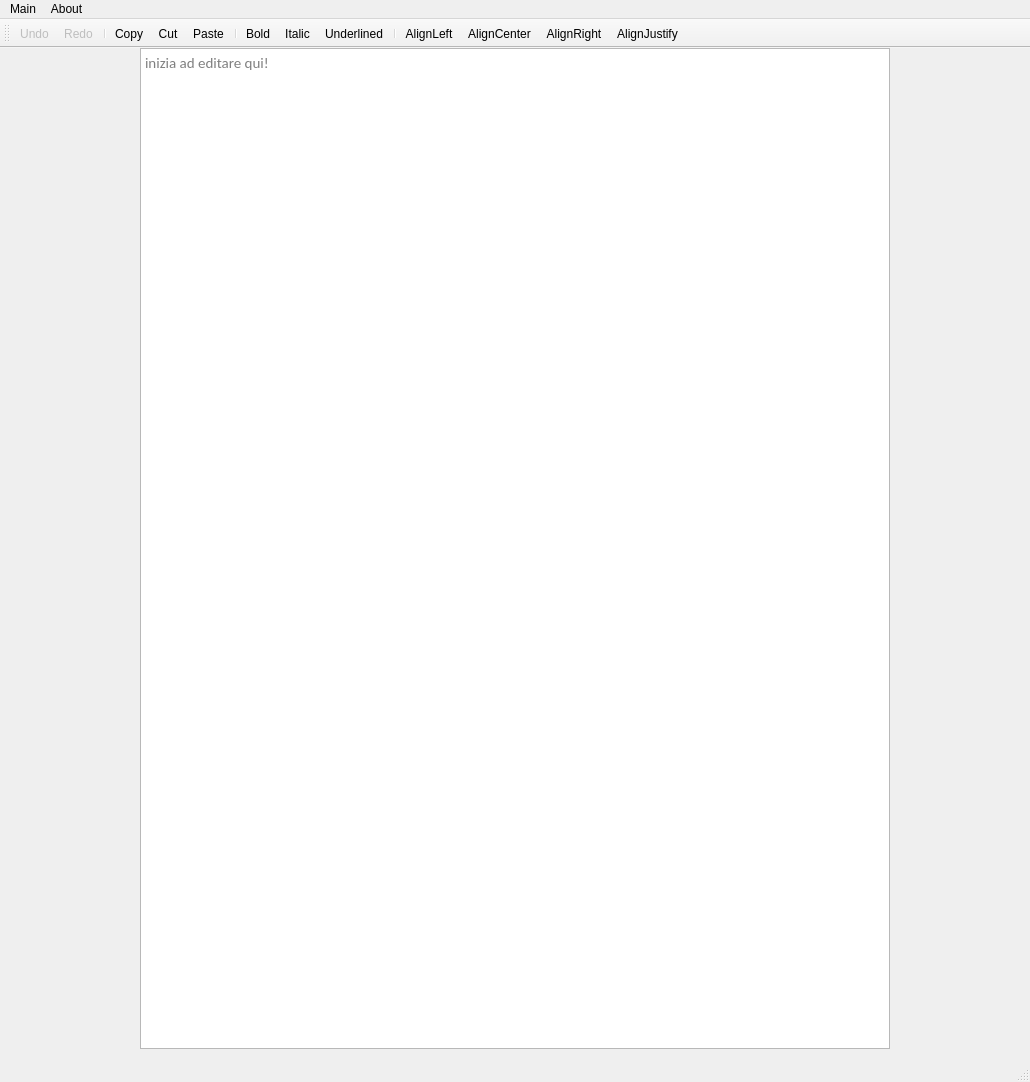
Above: PdsProject-GUI/mainwindow.ui from Grain0fSand/cooperative-online-text-editor before the change. Below: the same form after it.
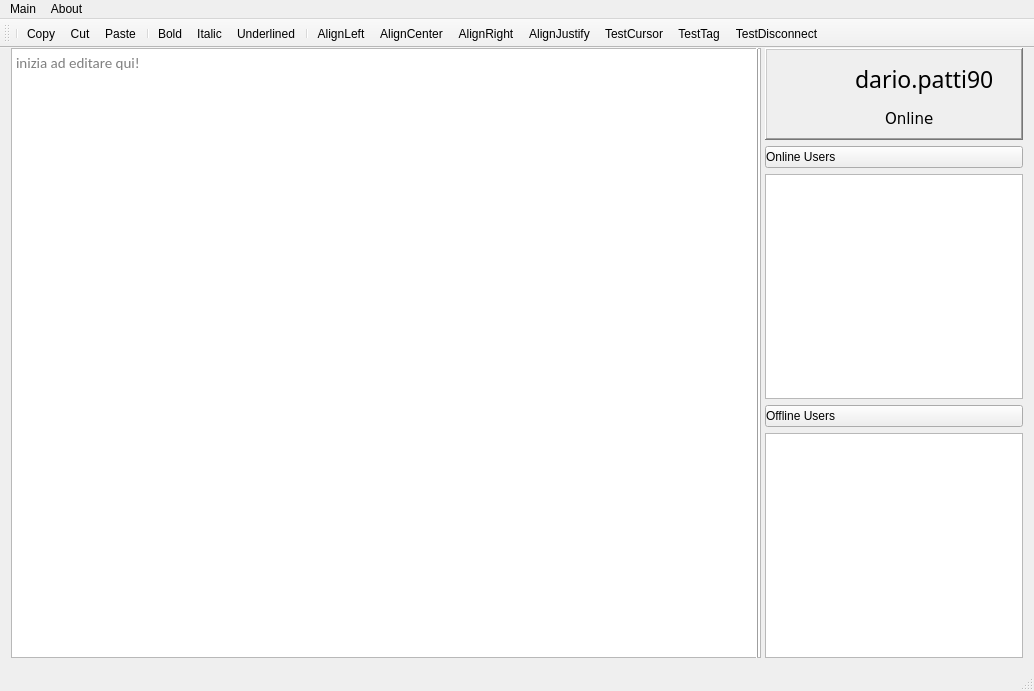
That is the form after the change. Icons and pictures are not drawn. Custom widgets are drawn as their Qt base class.

Commit message: added class for actions and fixed the userlist

Diff of the .ui file:
```diff
--- a/PdsProject-GUI/mainwindow.ui
+++ b/PdsProject-GUI/mainwindow.ui
@@ -6,8 +6,8 @@
    <rect>
     <x>0</x>
     <y>0</y>
-    <width>1030</width>
-    <height>1082</height>
+    <width>1034</width>
+    <height>691</height>
    </rect>
   </property>
   <property name="sizePolicy">
@@ -16,6 +16,12 @@
     <verstretch>0</verstretch>
    </sizepolicy>
   </property>
+  <property name="minimumSize">
+   <size>
+    <width>1034</width>
+    <height>0</height>
+   </size>
+  </property>
   <property name="windowTitle">
    <string>SimulPad</string>
   </property>
@@ -67,8 +73,8 @@
        <property name="bottomMargin">
         <number>0</number>
        </property>
-       <item row="1" column="1">
-        <widget class="QTextEdit" name="textEditShared">
+       <item row="0" column="1">
+        <widget class="myTextEdit" name="textEditShared">
          <property name="sizePolicy">
           <sizepolicy hsizetype="Fixed" vsizetype="Expanding">
            <horstretch>0</horstretch>
@@ -97,7 +103,7 @@
 &lt;html&gt;&lt;head&gt;&lt;meta name=&quot;qrichtext&quot; content=&quot;1&quot; /&gt;&lt;style type=&quot;text/css&quot;&gt;
 p, li { white-space: pre-wrap; }
 &lt;/style&gt;&lt;/head&gt;&lt;body style=&quot; font-family:'Calibri'; font-size:11pt; font-weight:400; font-style:normal;&quot;&gt;
-&lt;p style=&quot;-qt-paragraph-type:empty; margin-top:0px; margin-bottom:0px; margin-left:0px; margin-right:0px; -qt-block-indent:0; text-indent:0px; font-family:'Bangla MN'; font-size:16pt;&quot;&gt;&lt;br /&gt;&lt;/p&gt;&lt;/body&gt;&lt;/html&gt;</string>
+&lt;p style=&quot;-qt-paragraph-type:empty; margin-top:0px; margin-bottom:0px; margin-left:0px; margin-right:0px; -qt-block-indent:0; text-indent:0px;&quot;&gt;&lt;br /&gt;&lt;/p&gt;&lt;/body&gt;&lt;/html&gt;</string>
          </property>
          <property name="placeholderText">
           <string>inizia ad editare qui!</string>
@@ -107,6 +113,255 @@
       </layout>
      </widget>
     </item>
+    <item>
+     <widget class="Line" name="verticalLine">
+      <property name="frameShadow">
+       <enum>QFrame::Raised</enum>
+      </property>
+      <property name="orientation">
+       <enum>Qt::Vertical</enum>
+      </property>
+     </widget>
+    </item>
+    <item>
+     <layout class="QVBoxLayout" name="sideLayout">
+      <item>
+       <widget class="QFrame" name="myTag">
+        <property name="sizePolicy">
+         <sizepolicy hsizetype="Fixed" vsizetype="Fixed">
+          <horstretch>0</horstretch>
+          <verstretch>0</verstretch>
+         </sizepolicy>
+        </property>
+        <property name="minimumSize">
+         <size>
+          <width>258</width>
+          <height>92</height>
+         </size>
+        </property>
+        <property name="maximumSize">
+         <size>
+          <width>258</width>
+          <height>92</height>
+         </size>
+        </property>
+        <property name="font">
+         <font>
+          <pointsize>8</pointsize>
+         </font>
+        </property>
+        <property name="frameShape">
+         <enum>QFrame::WinPanel</enum>
+        </property>
+        <property name="frameShadow">
+         <enum>QFrame::Raised</enum>
+        </property>
+        <widget class="QLabel" name="myUsername">
+         <property name="geometry">
+          <rect>
+           <x>90</x>
+           <y>10</y>
+           <width>161</width>
+           <height>41</height>
+          </rect>
+         </property>
+         <property name="font">
+          <font>
+           <family>Gill Sans MT</family>
+           <pointsize>17</pointsize>
+          </font>
+         </property>
+         <property name="text">
+          <string>dario.patti90</string>
+         </property>
+        </widget>
+        <widget class="QLabel" name="myStatus">
+         <property name="geometry">
+          <rect>
+           <x>120</x>
+           <y>60</y>
+           <width>101</width>
+           <height>21</height>
+          </rect>
+         </property>
+         <property name="font">
+          <font>
+           <family>Verdana</family>
+           <pointsize>11</pointsize>
+          </font>
+         </property>
+         <property name="text">
+          <string>Online</string>
+         </property>
+        </widget>
+        <widget class="QLabel" name="myAvatar">
+         <property name="geometry">
+          <rect>
+           <x>10</x>
+           <y>10</y>
+           <width>71</width>
+           <height>71</height>
+          </rect>
+         </property>
+         <property name="text">
+          <string/>
+         </property>
+         <property name="pixmap">
+          <pixmap resource="resources.qrc">:/PdsProject.app/Contents/Resources/avatars/avatar.png</pixmap>
+         </property>
+         <property name="scaledContents">
+          <bool>true</bool>
+         </property>
+        </widget>
+        <widget class="QLabel" name="myLed">
+         <property name="geometry">
+          <rect>
+           <x>90</x>
+           <y>60</y>
+           <width>21</width>
+           <height>21</height>
+          </rect>
+         </property>
+         <property name="text">
+          <string/>
+         </property>
+         <property name="pixmap">
+          <pixmap resource="resources.qrc">:/PdsProject.app/Contents/Resources/img/greenLed.png</pixmap>
+         </property>
+         <property name="scaledContents">
+          <bool>true</bool>
+         </property>
+        </widget>
+       </widget>
+      </item>
+      <item>
+       <widget class="QPushButton" name="onlineRollButton">
+        <property name="sizePolicy">
+         <sizepolicy hsizetype="Fixed" vsizetype="Fixed">
+          <horstretch>0</horstretch>
+          <verstretch>0</verstretch>
+         </sizepolicy>
+        </property>
+        <property name="minimumSize">
+         <size>
+          <width>258</width>
+          <height>0</height>
+         </size>
+        </property>
+        <property name="maximumSize">
+         <size>
+          <width>258</width>
+          <height>16777215</height>
+         </size>
+        </property>
+        <property name="layoutDirection">
+         <enum>Qt::RightToLeft</enum>
+        </property>
+        <property name="styleSheet">
+         <string notr="true">text-align:left;</string>
+        </property>
+        <property name="text">
+         <string>Online Users</string>
+        </property>
+        <property name="icon">
+         <iconset resource="resources.qrc">
+          <normaloff>:/PdsProject.app/Contents/Resources/img/arrow_up.png</normaloff>:/PdsProject.app/Contents/Resources/img/arrow_up.png</iconset>
+        </property>
+        <property name="iconSize">
+         <size>
+          <width>10</width>
+          <height>10</height>
+         </size>
+        </property>
+       </widget>
+      </item>
+      <item>
+       <widget class="QListWidget" name="listOnlineUsers">
+        <property name="sizePolicy">
+         <sizepolicy hsizetype="Fixed" vsizetype="Expanding">
+          <horstretch>0</horstretch>
+          <verstretch>0</verstretch>
+         </sizepolicy>
+        </property>
+        <property name="minimumSize">
+         <size>
+          <width>258</width>
+          <height>0</height>
+         </size>
+        </property>
+        <property name="maximumSize">
+         <size>
+          <width>258</width>
+          <height>16777215</height>
+         </size>
+        </property>
+       </widget>
+      </item>
+      <item>
+       <widget class="QPushButton" name="offlineRollButton">
+        <property name="sizePolicy">
+         <sizepolicy hsizetype="Fixed" vsizetype="Fixed">
+          <horstretch>0</horstretch>
+          <verstretch>0</verstretch>
+         </sizepolicy>
+        </property>
+        <property name="minimumSize">
+         <size>
+          <width>258</width>
+          <height>0</height>
+         </size>
+        </property>
+        <property name="maximumSize">
+         <size>
+          <width>258</width>
+          <height>16777215</height>
+         </size>
+        </property>
+        <property name="layoutDirection">
+         <enum>Qt::RightToLeft</enum>
+        </property>
+        <property name="styleSheet">
+         <string notr="true">text-align:left;</string>
+        </property>
+        <property name="text">
+         <string>Offline Users</string>
+        </property>
+        <property name="icon">
+         <iconset resource="resources.qrc">
+          <normaloff>:/PdsProject.app/Contents/Resources/img/arrow_up.png</normaloff>:/PdsProject.app/Contents/Resources/img/arrow_up.png</iconset>
+        </property>
+        <property name="iconSize">
+         <size>
+          <width>10</width>
+          <height>10</height>
+         </size>
+        </property>
+       </widget>
+      </item>
+      <item>
+       <widget class="QListWidget" name="listOfflineUsers">
+        <property name="sizePolicy">
+         <sizepolicy hsizetype="Fixed" vsizetype="Expanding">
+          <horstretch>0</horstretch>
+          <verstretch>0</verstretch>
+         </sizepolicy>
+        </property>
+        <property name="minimumSize">
+         <size>
+          <width>258</width>
+          <height>0</height>
+         </size>
+        </property>
+        <property name="maximumSize">
+         <size>
+          <width>258</width>
+          <height>16777215</height>
+         </size>
+        </property>
+       </widget>
+      </item>
+     </layout>
+    </item>
    </layout>
   </widget>
   <widget class="QToolBar" name="mainToolBar">
@@ -131,8 +386,6 @@
    <attribute name="toolBarBreak">
     <bool>false</bool>
    </attribute>
-   <addaction name="actionUndo"/>
-   <addaction name="actionRedo"/>
    <addaction name="separator"/>
    <addaction name="actionCopy"/>
    <addaction name="actionCut"/>
@@ -146,6 +399,9 @@
    <addaction name="actionAlignCenter"/>
    <addaction name="actionAlignRight"/>
    <addaction name="actionAlignJustify"/>
+   <addaction name="actionTestCursor"/>
+   <addaction name="actionTestTag"/>
+   <addaction name="actionTestDisconnect"/>
   </widget>
   <widget class="QStatusBar" name="statusBar"/>
   <widget class="QMenuBar" name="menuBar">
@@ -153,7 +409,7 @@
     <rect>
      <x>0</x>
      <y>0</y>
-     <width>1030</width>
+     <width>1034</width>
      <height>21</height>
     </rect>
    </property>
@@ -275,30 +531,6 @@
     <string>AlignRight</string>
    </property>
   </action>
-  <action name="actionUndo">
-   <property name="enabled">
-    <bool>false</bool>
-   </property>
-   <property name="icon">
-    <iconset resource="resources.qrc">
-     <normaloff>:/PdsProject.app/Contents/Resources/img/ic_undo_36pt_2x.png</normaloff>:/PdsProject.app/Contents/Resources/img/ic_undo_36pt_2x.png</iconset>
-   </property>
-   <property name="text">
-    <string>Undo</string>
-   </property>
-  </action>
-  <action name="actionRedo">
-   <property name="enabled">
-    <bool>false</bool>
-   </property>
-   <property name="icon">
-    <iconset resource="resources.qrc">
-     <normaloff>:/PdsProject.app/Contents/Resources/img/ic_redo_36pt_2x.png</normaloff>:/PdsProject.app/Contents/Resources/img/ic_redo_36pt_2x.png</iconset>
-   </property>
-   <property name="text">
-    <string>Redo</string>
-   </property>
-  </action>
   <action name="actionConnect">
    <property name="text">
     <string>Connect...</string>
@@ -336,8 +568,33 @@
     <string>Invite to Collaborate</string>
    </property>
   </action>
+  <action name="actionTestCursor">
+   <property name="text">
+    <string>TestCursor</string>
+   </property>
+  </action>
+  <action name="actionTestTag">
+   <property name="text">
+    <string>TestTag</string>
+   </property>
+  </action>
+  <action name="actionTestDisconnect">
+   <property name="text">
+    <string>TestDisconnect</string>
+   </property>
+   <property name="toolTip">
+    <string>TestDisconnect</string>
+   </property>
+  </action>
  </widget>
  <layoutdefault spacing="6" margin="11"/>
+ <customwidgets>
+  <customwidget>
+   <class>myTextEdit</class>
+   <extends>QTextEdit</extends>
+   <header>mytextedit.h</header>
+  </customwidget>
+ </customwidgets>
  <resources>
   <include location="resources.qrc"/>
  </resources>
```
Left out of the diff: 6 changed lines with no effect on the pictures. The commit also changes 14 other files.
